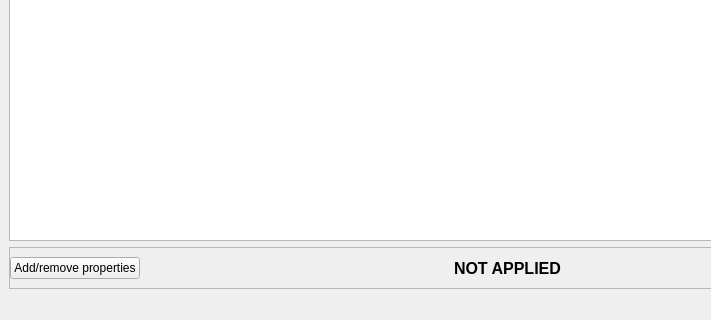
Above: uis/main_window.ui from yamedvedya/online_editor before the change; both pictures show x 0 to 711 and y 428 to 748 of the 1167 by 748 pixel window. Below: the same form after it.
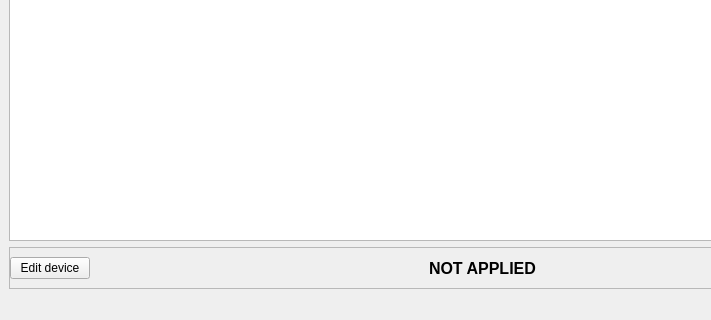
That is the form after the change.

What changed in the file:
```diff
--- a/uis/main_window.ui
+++ b/uis/main_window.ui
@@ -90,7 +90,7 @@
          <item>
           <widget class="QPushButton" name="but_edit_properties">
            <property name="text">
-            <string>Add/remove properties</string>
+            <string>Edit device</string>
            </property>
           </widget>
          </item>
```
